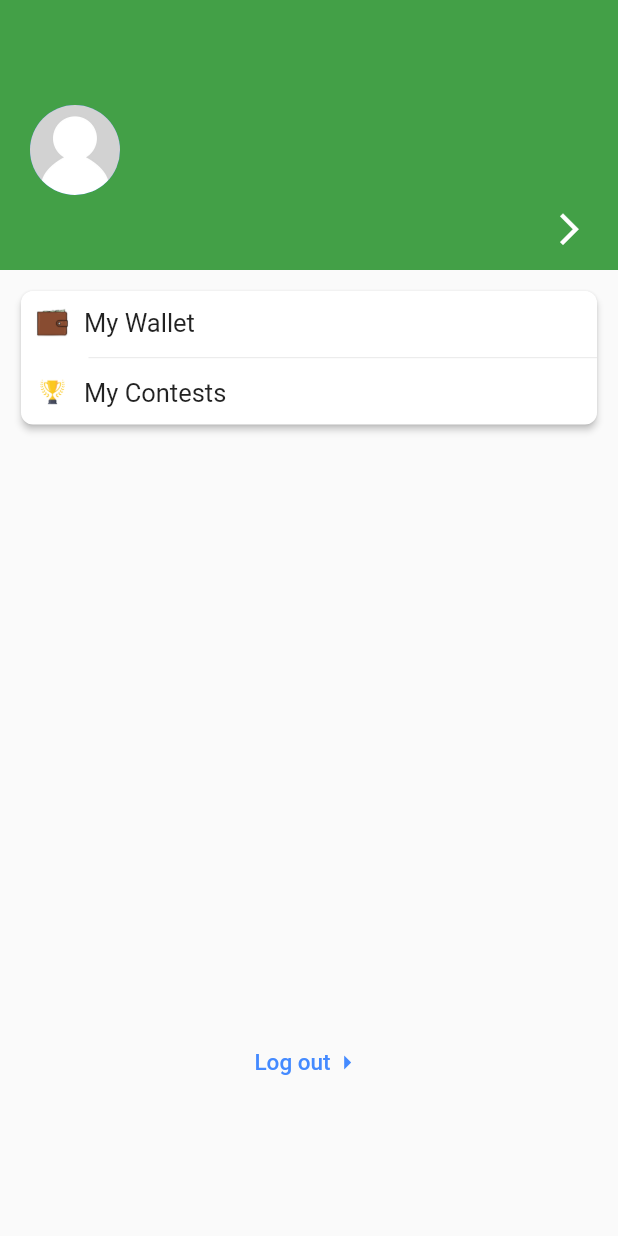
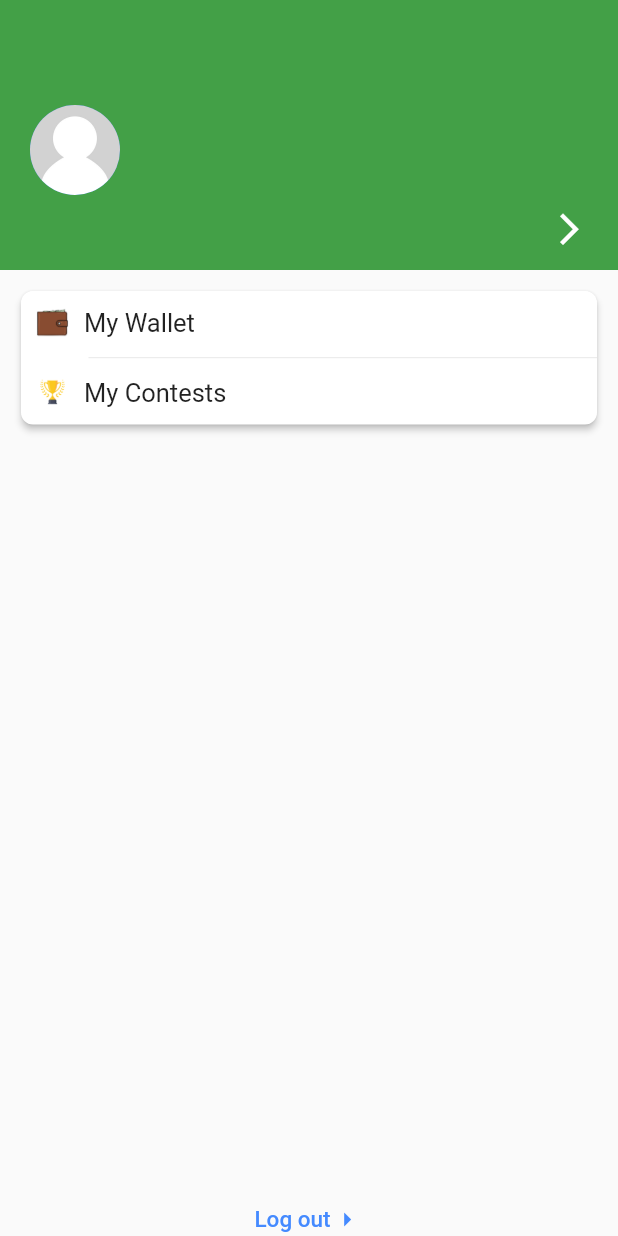
Before and after one commit to savitore/Try-Your-Luck, a Flutter app: the MyHeaderDrawer widget shown alone on an empty page, opened directly with empty values, on a phone screen of 412 x 824 dp. Run offline on Flutter 3.47's test engine with Material 2 defaults, Android fonts, the phone set to English and light mode, and no system bars; our stand-ins replace firebase_auth, firebase_core, fluttertoast, loading_animation_widget, percent_indicator, pinput and 2 more; missing offline and left inert: razorpay_flutter; accounts and stored records are empty; network calls fail.

Commit message:
bug fixes.

```diff
--- a/lib/screens/drawer.dart
+++ b/lib/screens/drawer.dart
@@ -21,6 +21,9 @@ class _MyHeaderDrawerState extends State<MyHeaderDrawer> {
   @override
   Widget build(BuildContext context) {
     return Column(
+      mainAxisAlignment: MainAxisAlignment.spaceBetween,
+        children: [
+          Column(
             children: [
               loaded(),
               Padding(
@@ -72,9 +75,9 @@ class _MyHeaderDrawerState extends State<MyHeaderDrawer> {
                   ),
                 ),
               ),
-          SizedBox(height: 400,),
-          Column(
-            children: [
+            ],
+          ),
+          // SizedBox(height: 400,),
           GestureDetector(
             onTap: () async {
               await FirebaseAuth.instance.signOut();
@@ -96,8 +99,6 @@ class _MyHeaderDrawerState extends State<MyHeaderDrawer> {
                 Icon(Icons.arrow_right,size: 22,color: Colors.blueAccent,weight: 10,)
               ],
             ),
-              )
-            ],
           )
         ],
       );
--- a/lib/screens/home.dart
+++ b/lib/screens/home.dart
@@ -204,10 +204,7 @@ class _HomeState extends State<Home> {
       drawer: Drawer(
         backgroundColor: Colors.grey[100],
         child: SingleChildScrollView(
-          child: Container(
-            // color: Colors.white,
-            child: MyHeaderDrawer(phno.toString(),name),
-          ),
+          child: MyHeaderDrawer(phno.toString(),name),
         ),
       ),
     ) : Scaffold(
--- a/lib/wallet/wallet.dart
+++ b/lib/wallet/wallet.dart
@@ -7,6 +7,7 @@ import 'package:http/http.dart' as http;
 import 'package:razorpay_flutter/razorpay_flutter.dart';
 import 'package:shared_preferences/shared_preferences.dart';
 import 'package:try_your_luck/services/data_services.dart';
+import 'package:vibration/vibration.dart';
 import '../models/TranscationsModel.dart';
 
 class Wallet extends StatefulWidget {
@@ -60,6 +61,7 @@ class _WalletState extends State<Wallet> {
     name =prefs.getString("name")!;
   }
   void _handlePaymentSuccess(PaymentSuccessResponse response) {
+    Vibration.vibrate(duration: 50);
     updateBalance((int.parse(balance) + int.parse(amount)).toString());
     dataService.AmountAdded(phno!, amount, response.paymentId!, context);
     Navigator.pop(context);
```
Lines whose indentation alone changed are shown as unchanged.
